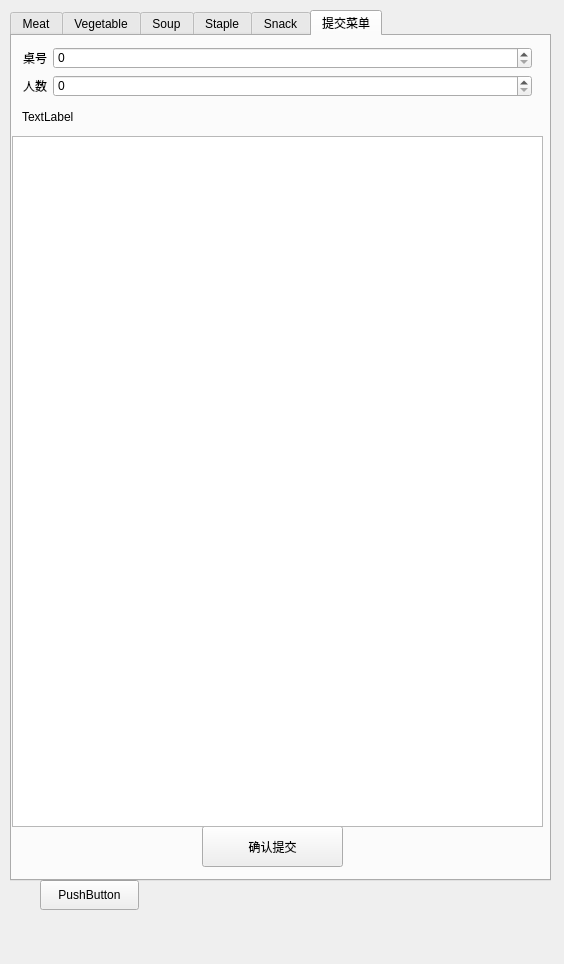
First picture: the form in mainwidget.ui, repository ShihHaoTien/OrderDish, before the edit.
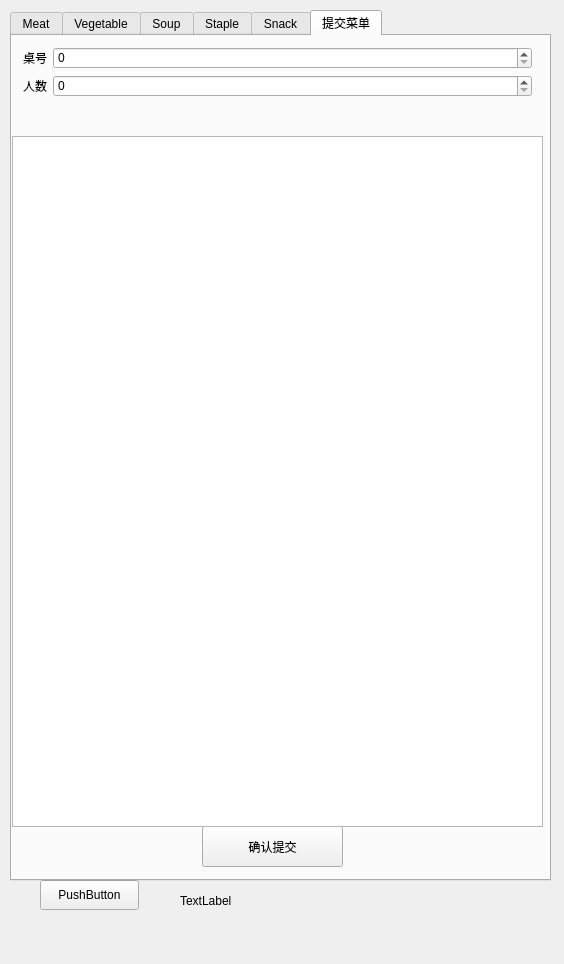
Second picture: the form after the edit.

```diff
--- a/mainwidget.ui
+++ b/mainwidget.ui
@@ -172,11 +172,13 @@
       </rect>
      </property>
     </widget>
+   </widget>
+  </widget>
     <widget class="QLabel" name="label">
      <property name="geometry">
       <rect>
-       <x>10</x>
-       <y>70</y>
+     <x>180</x>
+     <y>890</y>
        <width>81</width>
        <height>21</height>
       </rect>
@@ -184,8 +186,6 @@
      <property name="text">
       <string>TextLabel</string>
      </property>
-    </widget>
-   </widget>
   </widget>
  </widget>
  <layoutdefault spacing="6" margin="11"/>
```
Lines whose indentation alone changed are shown as unchanged.
